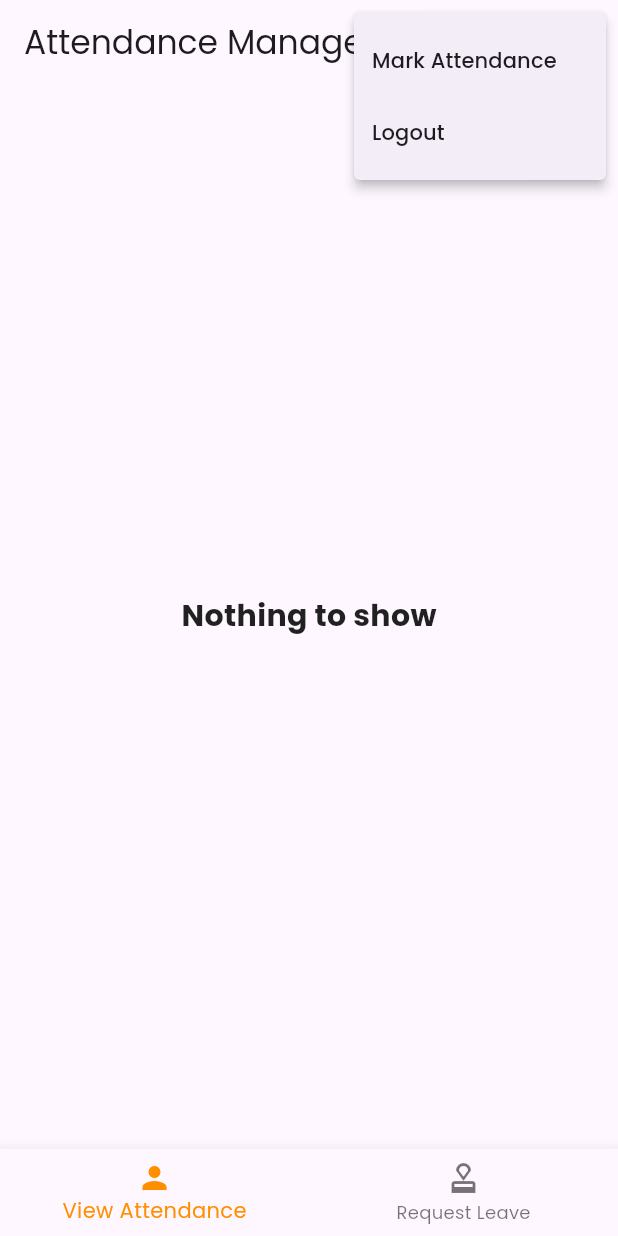
After one commit to BilalAbbas78/attendance_management_system, a Flutter app: the UserPage screen opened directly, after a tap on the "more vert" icon, on a phone screen of 412 x 824 dp. The commit adds this screen. Run offline on Flutter 3.47's test engine with Material 2 defaults, Android fonts, the phone set to English and light mode, and no system bars; our stand-ins replace firebase_core, firebase_database, fluttertoast, google_fonts; missing offline and left inert: month_year_picker; accounts and stored records are empty.

Commit message:
User Attendance List added

```diff
--- /dev/null
+++ b/lib/userpage.dart
@@ -0,0 +1,282 @@
+// import 'package:firebase_database/firebase_database.dart';
+import 'package:firebase_database/firebase_database.dart';
+import 'package:flutter/material.dart';
+import 'package:firebase_core/firebase_core.dart';
+// ignore: import_of_legacy_library_into_null_safe
+import 'package:fluttertoast/fluttertoast.dart';
+
+import 'adminpage.dart';
+
+class UserAttendance {
+  String date, attendance, sortedDate = "";
+  UserAttendance(this.date, this.attendance){
+    sortedDate = date.split("-").reversed.join("-");
+  }
+}
+
+void main() async{
+  WidgetsFlutterBinding.ensureInitialized();
+  await Firebase.initializeApp();
+
+  runApp(const MyApp());
+}
+
+class MyApp extends StatelessWidget {
+  const MyApp({Key? key}) : super(key: key);
+
+  static const String _title = 'Attendance Management System';
+
+  @override
+  Widget build(BuildContext context) {
+    return const MaterialApp(
+      title: _title,
+      home: UserPage(),
+      debugShowCheckedModeBanner: false,
+    );
+  }
+}
+
+class UserPage extends StatefulWidget {
+  const UserPage({Key? key}) : super(key: key);
+
+  @override
+  State<UserPage> createState() => _UserPageState();
+}
+
+class _UserPageState extends State<UserPage> {
+
+  static List<Database> dbList = [];
+  static List<UserAttendance> userAttendanceList = [];
+  int _selectedIndex = 0;
+  String username = "Bilal";
+  static String todayDateReverse = DateTime.now().toString().substring(0, 10);
+  static String todayDate = todayDateReverse.split("-").reversed.join("-");
+
+
+
+  @override
+  Widget build(BuildContext context) {
+    return FutureBuilder<bool>(
+        future: initialize(),
+        builder: (context, AsyncSnapshot<bool> snapshot) {
+          if (snapshot.hasData) {
+            return getWidget();
+          } else {
+            return Scaffold(
+                appBar: AppBar(
+                  title: const Text('Attendance Management System'),
+                ),
+                body: const Center(
+                    child: CircularProgressIndicator()
+                )
+            );
+          }
+        }
+    );
+  }
+
+  void _onItemTapped(int index) {
+    setState(() {
+      _selectedIndex = index;
+    });
+  }
+
+
+  Future<bool> initialize() async {
+    final database = await FirebaseDatabase.instance
+        .ref()
+        .child("UserInfo")
+        .once();
+
+    dbList.clear();
+    for (var element in database.snapshot.children) {
+      Database dbUser = Database(element.key.toString());
+      for (var element2 in element.children) {
+        dbUser.children.add(DatabaseKeyValue(element2.key.toString(), element2.value.toString()));
+      }
+      dbList.add(dbUser);
+      setUserAttendanceList();
+      // showToast(todayDate);
+    }
+
+    // setUserAttendance(dbList, userAttendanceList);
+    // setLeaveApprovalList();
+    // setGradingList();
+    // String formatDate(DateTime date) => DateFormat("dd-MM-yyyy").format(date);
+    // searchWithDate(formatDate(selectedDateFilterAttendance));
+
+    return true;
+  }
+
+  setUserAttendanceList() {
+    userAttendanceList.clear();
+    for (var element in dbList) {
+      for (var element2 in element.children) {
+        if (element2.key.contains("Attendance-") && element.parent.contains(username)) {
+          UserAttendance userAttendance = UserAttendance(element2.key.replaceFirst("Attendance-", ""), element2.value);
+          userAttendanceList.add(userAttendance);
+        }
+      }
+    }
+    userAttendanceList.sort((a, b) => a.sortedDate.compareTo(b.sortedDate));
+  }
+
+  getWidget(){
+    final List<Widget> widgetOptions = <Widget>[
+      Scaffold(
+        appBar: AppBar(
+          title: const Text('Attendance Management System'),
+          actions: <Widget>[
+            PopupMenuButton<String>(
+              onSelected: handleClick,
+              itemBuilder: (BuildContext context) {
+                return {'Mark Attendance', 'Logout'}.map((String choice) {
+                  return PopupMenuItem<String>(
+                    value: choice,
+                    child: Text(choice),
+                  );
+                }).toList();
+              },
+            ),
+          ],
+        ),
+        body: Center(
+            child: getViewAttendanceWidget()
+        ),
+        bottomNavigationBar: getBottomNavigationBar(),
+      ),
+
+
+
+      Scaffold(
+        appBar: AppBar(
+          title: const Text('Attendance Management System'),
+        ),
+        body: Center(
+          // child: getLeaveApprovalWidget(),
+        ),
+        bottomNavigationBar: getBottomNavigationBar(),
+      ),
+
+    ];
+    return widgetOptions[_selectedIndex];
+  }
+
+  getViewAttendanceWidget(){
+    if (userAttendanceList.isEmpty){
+      return const Text (
+        "Nothing to show",
+        style: TextStyle(
+          fontSize: 20,
+          fontWeight: FontWeight.bold,
+        ),
+      );
+    }
+    else {
+      return Column(
+          children: <Widget>[
+            Padding(
+              padding: const EdgeInsets.only(top: 15.0, bottom: 15.0),
+              child: Text("Student: $username",
+                style: const TextStyle(
+                  fontSize: 30,
+                  fontWeight: FontWeight.bold,
+                ),
+              ),
+            ),
+            Flexible(
+              child: ListView.builder(
+                itemCount: userAttendanceList.length,
+                itemBuilder: (BuildContext context, int index) {
+                  if (userAttendanceList[index].date == todayDate) {
+                    return Card(
+                        shadowColor: Colors.grey.shade300,
+                        child: ListTile(
+                          title: Text(
+                              userAttendanceList[index].date,
+                              style: const TextStyle(
+                                color: Colors.orange,
+                                fontWeight: FontWeight.bold,
+
+                              )
+                          ),
+                          trailing: Text(
+                              userAttendanceList[index].attendance,
+                              style: const TextStyle(
+                                color: Colors.orange,
+                                fontWeight: FontWeight.bold,
+
+                              )
+                          ),
+                        )
+                    );
+                  }
+                  else {
+                    return Card(
+                      shadowColor: Colors.grey.shade300,
+                      child: ListTile(
+                        title: Text(userAttendanceList[index].date),
+                        trailing: Text(userAttendanceList[index].attendance),
+                      ),
+                    );
+                  }
+
+                },
+              ),
+            ),
+          ]
+      );
+    }
+  }
+
+  void handleClick(String value) {
+    switch (value) {
+      case 'Mark Attendance':
+        FirebaseDatabase.instance.ref().child("UserInfo").child(username).child("Attendance-${todayDate}").get().then((value) {
+          if (value.value == "Present") {
+            showToast("Attendance already marked");
+          }
+          else {
+            FirebaseDatabase.instance.ref().child("UserInfo").child(username).child("Attendance-${todayDate}").set("Present");
+            showToast("Attendance marked");
+          }
+        });
+        break;
+      case 'Logout':
+        showToast('Logout');
+        break;
+    }
+    setState(() {});
+  }
+
+  showToast(String message) {
+    Fluttertoast.showToast(
+        msg: message,
+        toastLength: Toast.LENGTH_SHORT,
+        gravity: ToastGravity.BOTTOM,
+        timeInSecForIosWeb: 1,
+        backgroundColor: Colors.red,
+        textColor: Colors.white,
+        fontSize: 16.0
+    );
+  }
+
+
+  getBottomNavigationBar(){
+    return BottomNavigationBar(
+      items: const <BottomNavigationBarItem>[
+        BottomNavigationBarItem(
+          icon: Icon(Icons.person),
+          label: 'View Attendance',
+        ),
+        BottomNavigationBarItem(
+          icon: Icon(Icons.approval),
+          label: 'Request Leave',
+        ),
+      ],
+      currentIndex: _selectedIndex,
+      selectedItemColor: Colors.amber[800],
+      onTap: _onItemTapped,
+    );
+  }
+}
```
Also changed, not shown: lib/adminpage.dart (+21 -25 lines).
